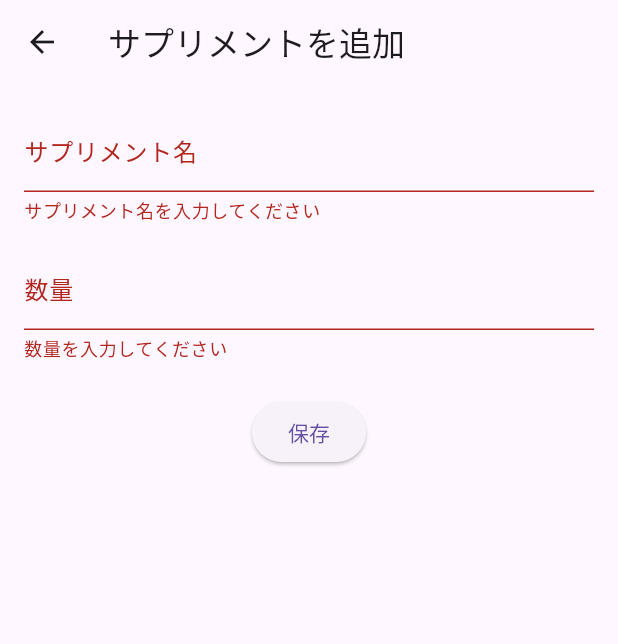
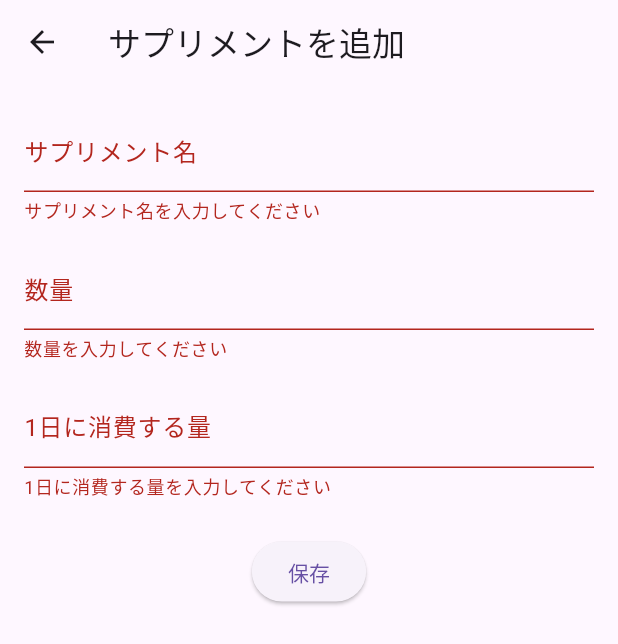
Before and after one commit to gusiken0604/supplement_zan, a Flutter app: the AddSupplementScreen screen opened directly, after a tap on "保存", on a phone screen of 412 x 824 dp. Shown: the top 644 px of the screen. Run offline on Flutter 3.47's test engine with Material 3 defaults, Android fonts, the light colour scheme and no system bars; our stand-ins replace sqflite; accounts and stored records are empty.

Commit message:
サプリメント残量予定日追加

```diff
--- a/lib/database/db_helper.dart
+++ b/lib/database/db_helper.dart
@@ -21,7 +21,8 @@ class DBHelper {
           CREATE TABLE supplements (
             id INTEGER PRIMARY KEY AUTOINCREMENT,
             name TEXT NOT NULL,
-            quantity INTEGER NOT NULL
+            quantity INTEGER NOT NULL,
+            dailyConsumption INTEGER NOT NULL
           )
         ''');
       },
--- a/lib/models/supplement.dart
+++ b/lib/models/supplement.dart
@@ -1,23 +1,27 @@
 class Supplement {
-  int? id;
-  String name;
-  int quantity;
+  final String name;
+  final int quantity;
+  final int dailyConsumption; // 1日に消費する量を追加
 
-  Supplement({this.id, required this.name, required this.quantity});
+  Supplement({
+    required this.name,
+    required this.quantity,
+    required this.dailyConsumption,
+  });
 
   Map<String, dynamic> toMap() {
     return {
-      'id': id,
       'name': name,
       'quantity': quantity,
+      'dailyConsumption': dailyConsumption,
     };
   }
 
   factory Supplement.fromMap(Map<String, dynamic> map) {
     return Supplement(
-      id: map['id'],
       name: map['name'],
       quantity: map['quantity'],
+      dailyConsumption: map['dailyConsumption'],
     );
   }
 }
--- a/lib/screens/add_supplement_screen.dart
+++ b/lib/screens/add_supplement_screen.dart
@@ -13,6 +13,7 @@ class _AddSupplementScreenState extends State<AddSupplementScreen> {
   final _formKey = GlobalKey<FormState>();
   final TextEditingController _nameController = TextEditingController();
   final TextEditingController _quantityController = TextEditingController();
+  final TextEditingController _dailyConsumptionController = TextEditingController(); // 消費速度用コントローラー
   final DBHelper _dbHelper = DBHelper();
 
   Future<void> _saveSupplement() async {
@@ -20,6 +21,7 @@ class _AddSupplementScreenState extends State<AddSupplementScreen> {
       final newSupplement = Supplement(
         name: _nameController.text,
         quantity: int.parse(_quantityController.text),
+        dailyConsumption: int.parse(_dailyConsumptionController.text), // 消費速度を追加
       );
 
       await _dbHelper.insertSupplement(newSupplement);
@@ -66,6 +68,21 @@ class _AddSupplementScreenState extends State<AddSupplementScreen> {
                   return null;
                 },
               ),
+              const SizedBox(height: 16),
+              TextFormField(
+                controller: _dailyConsumptionController,
+                decoration: const InputDecoration(labelText: '1日に消費する量'),
+                keyboardType: TextInputType.number,
+                validator: (value) {
+                  if (value == null || value.isEmpty) {
+                    return '1日に消費する量を入力してください';
+                  }
+                  if (int.tryParse(value) == null) {
+                    return '有効な数字を入力してください';
+                  }
+                  return null;
+                },
+              ),
               const SizedBox(height: 24),
               ElevatedButton(
                 onPressed: _saveSupplement,
--- a/lib/screens/home_screen.dart
+++ b/lib/screens/home_screen.dart
@@ -2,6 +2,7 @@ import 'package:flutter/material.dart';
 import '../database/db_helper.dart';
 import '../models/supplement.dart';
 import 'add_supplement_screen.dart';
+import 'package:intl/intl.dart'; // 日付フォーマット用
 
 class HomeScreen extends StatefulWidget {
   const HomeScreen({super.key});
@@ -38,6 +39,13 @@ class _HomeScreenState extends State<HomeScreen> {
     }
   }
 
+  String _calculateDepletionDate(Supplement supplement) {
+    if (supplement.dailyConsumption == 0) return '消費速度が設定されていません';
+    final daysLeft = supplement.quantity / supplement.dailyConsumption;
+    final depletionDate = DateTime.now().add(Duration(days: daysLeft.toInt()));
+    return DateFormat('yyyy/MM/dd').format(depletionDate);
+  }
+
   @override
   Widget build(BuildContext context) {
     return Scaffold(
@@ -52,7 +60,7 @@ class _HomeScreenState extends State<HomeScreen> {
                 final supplement = _supplements[index];
                 return ListTile(
                   title: Text(supplement.name),
-                  subtitle: Text('数量: ${supplement.quantity}'),
+                  subtitle: Text('数量: ${supplement.quantity}\n残量ゼロ予定日: ${_calculateDepletionDate(supplement)}'),
                 );
               },
             ),
--- a/pubspec.yaml
+++ b/pubspec.yaml
@@ -33,6 +33,7 @@ dependencies:
   sqflite: ^2.4.2 # SQLite用
   path_provider: ^2.1.5 # ファイルパス取得
   flutter_local_notifications: ^18.0.1 # ローカル通知
+  intl: ^0.20.2
 
   # The following adds the Cupertino Icons font to your application.
   # Use with the CupertinoIcons class for iOS style icons.
```
Also changed, not shown: pubspec.lock.
